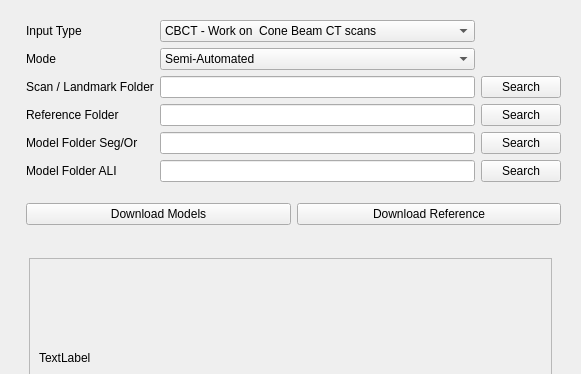
The window that ASO/Resources/UI/ASO.ui (lucanchling/ASO) describes before a commit, drawn with Qt 5; both pictures show x 0 to 581 and y 0 to 374 of the 581 by 872 pixel window.
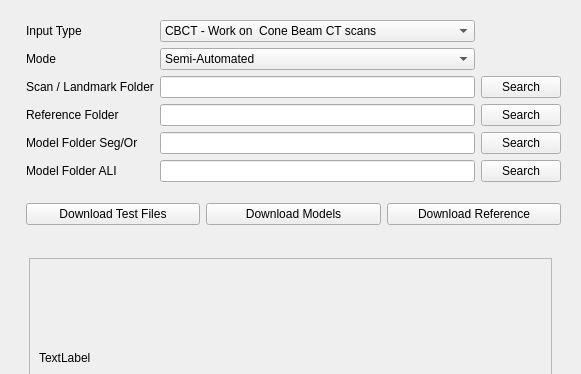
The same window after the commit. The open tabs and pages were chosen to show the change. Custom widgets are drawn as their Qt base class.

Commit message: Test Files for ASO CBCT

```diff
--- a/ASO/Resources/UI/ASO.ui
+++ b/ASO/Resources/UI/ASO.ui
@@ -158,7 +158,14 @@
            <number>15</number>
           </property>
           <item>
-           <widget class="QPushButton" name="ButtonDowloadModels">
+           <widget class="QPushButton" name="ButtonDownloadTestFile">
+            <property name="text">
+             <string>Download Test Files</string>
+            </property>
+           </widget>
+          </item>
+          <item>
+           <widget class="QPushButton" name="ButtonDownloadModels">
             <property name="text">
              <string>Download Models</string>
             </property>
```
Left out of the diff: 12 changed lines with no effect on the pictures. The commit also changes 4 other files.
